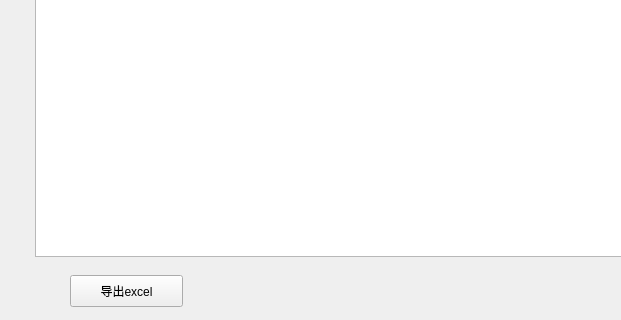
Before: the Qt Designer form list_date.ui in wangkeyi203/lengku, drawn with Qt 5; both pictures show x 0 to 621 and y 255 to 575 of the 884 by 575 pixel window.
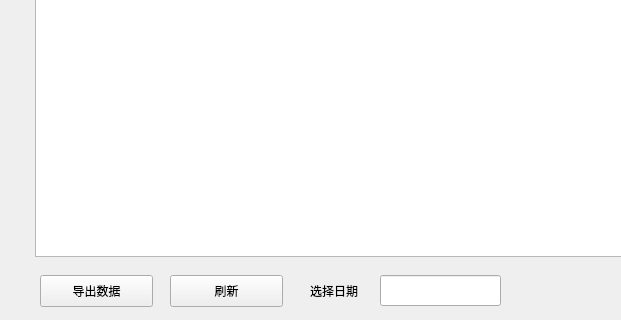
After: the same form once the commit is applied.

What changed in the file:
```diff
--- a/list_date.ui
+++ b/list_date.ui
@@ -26,14 +26,50 @@
   <widget class="QPushButton" name="export_xls">
    <property name="geometry">
     <rect>
-     <x>70</x>
+     <x>40</x>
      <y>530</y>
      <width>113</width>
      <height>32</height>
     </rect>
    </property>
    <property name="text">
-    <string>导出excel</string>
+    <string>导出数据</string>
+   </property>
+  </widget>
+  <widget class="QLineEdit" name="date">
+   <property name="geometry">
+    <rect>
+     <x>380</x>
+     <y>530</y>
+     <width>121</width>
+     <height>31</height>
+    </rect>
+   </property>
+  </widget>
+  <widget class="QPushButton" name="export_xls_2">
+   <property name="geometry">
+    <rect>
+     <x>170</x>
+     <y>530</y>
+     <width>113</width>
+     <height>32</height>
+    </rect>
+   </property>
+   <property name="text">
+    <string>刷新</string>
+   </property>
+  </widget>
+  <widget class="QLabel" name="label">
+   <property name="geometry">
+    <rect>
+     <x>310</x>
+     <y>530</y>
+     <width>61</width>
+     <height>31</height>
+    </rect>
+   </property>
+   <property name="text">
+    <string>选择日期</string>
    </property>
   </widget>
  </widget>
```
